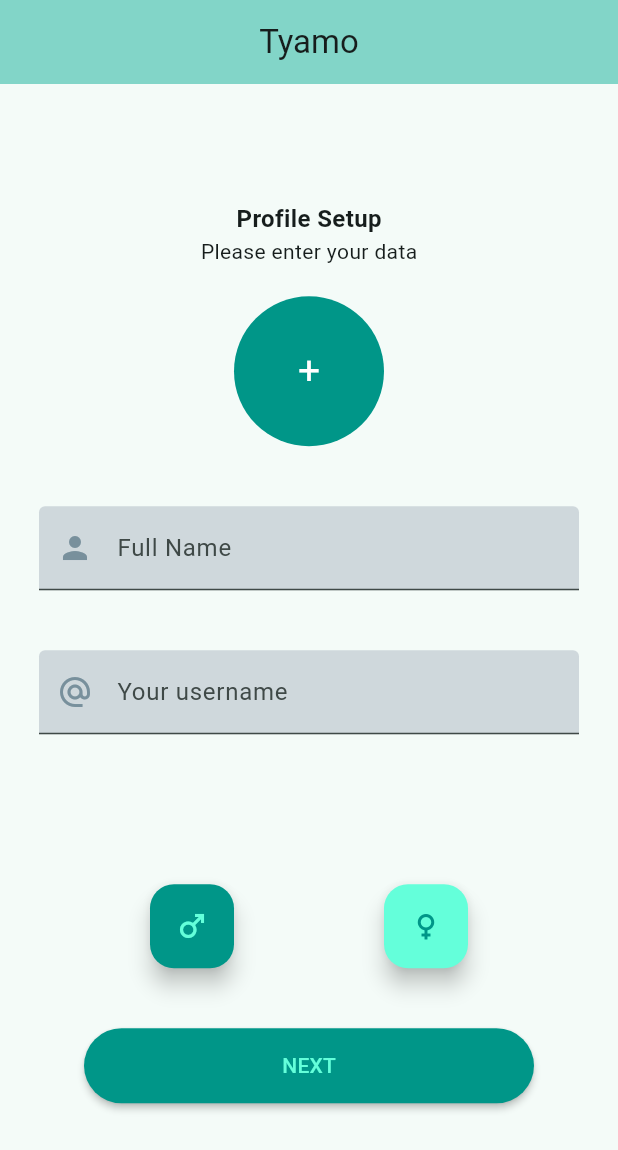
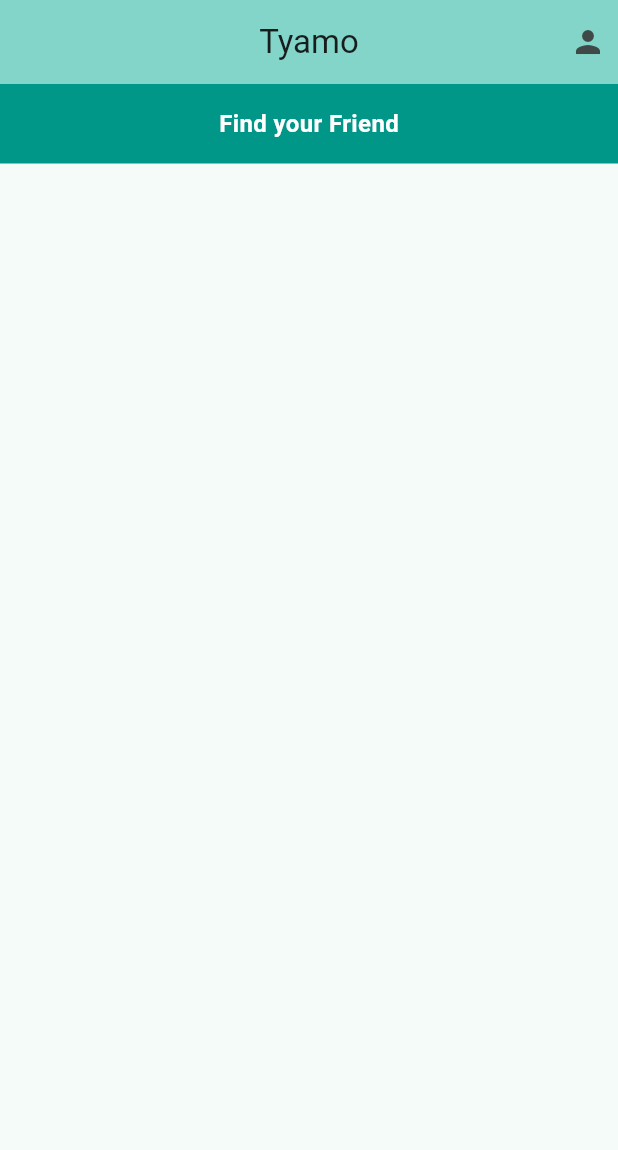
Before and after one commit to mjk22071998/tyamo, a Flutter app: the screen it shows after launch, on a phone screen of 412 x 824 dp. Shown: the top 1150 px of the screen. Run offline on Flutter 3.47's test engine with Material 3 defaults, Android fonts, the light colour scheme and no system bars; drawn by our look-alikes of circular_profile_avatar; our stand-ins replace rounded_loading_button_plus.

Commit message:
invitation screen started

```diff
--- a/lib/main.dart
+++ b/lib/main.dart
@@ -1,5 +1,5 @@
 import 'package:flutter/material.dart';
-import 'package:tyamo/views/profile_setup/profile_setup.dart';
+import 'package:tyamo/views/invitation/invitation.dart';
 
 void main() {
   runApp(const MyApp());
@@ -16,7 +16,7 @@
         colorScheme: ColorScheme.fromSeed(seedColor: Colors.teal),
         useMaterial3: true,
       ),
-      home: const ProfileSetup(),
+      home: const FriendInvitation(),
     );
   }
 }
--- /dev/null
+++ b/lib/views/invitation/invitation.dart
@@ -0,0 +1,40 @@
+import 'package:flutter/material.dart';
+import 'package:tyamo/views/widgets/heading.dart';
+
+class FriendInvitation extends StatelessWidget {
+  const FriendInvitation({super.key});
+
+  @override
+  Widget build(BuildContext context) {
+    return Scaffold(
+      appBar: AppBar(
+        backgroundColor: Theme.of(context).colorScheme.inversePrimary,
+        title: const Text("Tyamo"),
+        centerTitle: true,
+        actions: const [
+          Padding(
+            padding: EdgeInsets.all(8.0),
+            child: Icon(
+              Icons.person,
+            ),
+          ),
+        ],
+      ),
+      body: Column(
+        crossAxisAlignment: CrossAxisAlignment.stretch,
+        children: [
+          Container(
+            padding: const EdgeInsets.all(15),
+            color: Colors.teal,
+            child: const Heading(
+              mainText: "Find your Friend",
+              subText: "",
+              color: Colors.white,
+            ),
+          ),
+
+        ],
+      ),
+    );
+  }
+}
--- a/lib/views/widgets/heading.dart
+++ b/lib/views/widgets/heading.dart
@@ -1,13 +1,16 @@
 import 'package:flutter/material.dart';
+import 'package:flutter/widgets.dart';
 
 class Heading extends StatelessWidget {
   final String mainText;
   final String subText;
+  final Color color;
 
   const Heading({
     super.key,
     required this.mainText,
     required this.subText,
+    this.color = Colors.black,
   });
 
   @override
@@ -18,12 +21,16 @@
       children: [
         Text(
           mainText,
-          style: const TextStyle(
-            fontSize: 16.0,
-            fontWeight: FontWeight.bold,
+          style: TextStyle(
+              fontSize: 16.0, fontWeight: FontWeight.bold, color: color),
+        ),
+        Visibility(
+          visible: subText.isNotEmpty,
+          child: Text(
+            subText,
+            style: TextStyle(color: color),
           ),
         ),
-        Text(subText),
       ],
     );
   }
```
